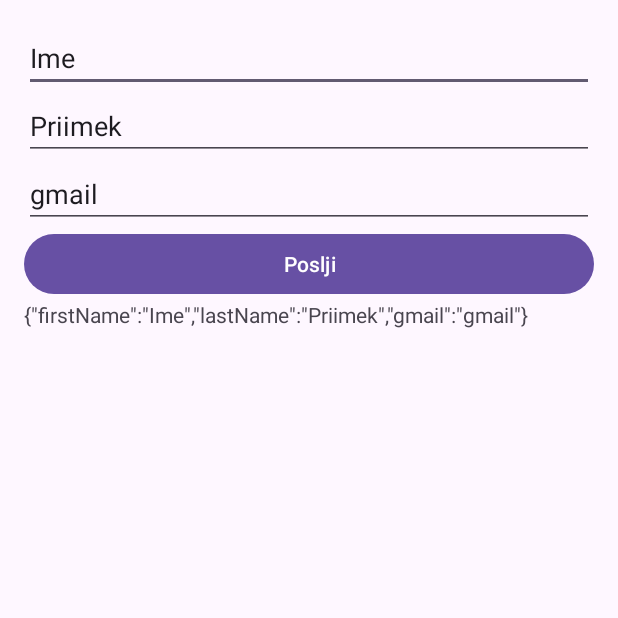
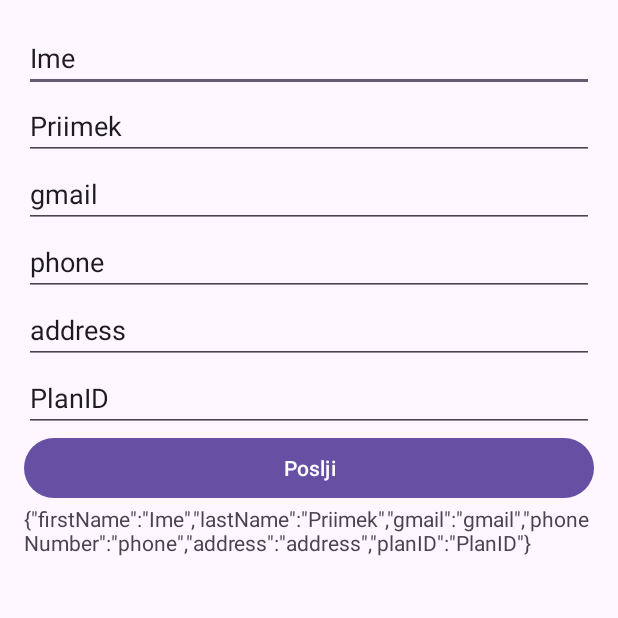
Before and after one commit to Surina8/FitnessApp, an Android app: the AddCustomerActivity screen opened directly, with no data from a screen before it, after a tap on "Poslji", on a phone screen of 412 x 824 dp, the top half of it. Run offline under Robolectric (Android 15) with nearby library versions, the phone set to English and light mode, and no system bars; our stand-ins replace Volley; network calls fail.

Commit message:
koncanje za POST

```diff
--- a/app/src/main/java/com/example/fitnessapp/AddCustomerActivity.java
+++ b/app/src/main/java/com/example/fitnessapp/AddCustomerActivity.java
@@ -30,7 +30,10 @@ public class AddCustomerActivity extends AppCompatActivity {
     private TextView status;
     private EditText name;
     private EditText surname;
-    private EditText date;
+    private EditText gmail;
+    private EditText phone;
+    private EditText address;
+    private EditText PlanID;
 
     private RequestQueue requestQueue;
     private String url = "https://fitnes3-endscddjhtd0cwcs.italynorth-01.azurewebsites.net/api/v1/customer";
@@ -43,8 +46,11 @@ public class AddCustomerActivity extends AppCompatActivity {
 
         name = (EditText) findViewById(R.id.teName);
         surname = (EditText) findViewById(R.id.teSurname);
-        date = (EditText) findViewById(R.id.teDate);
+        gmail = (EditText) findViewById(R.id.teGmail);
+        phone = (EditText) findViewById(R.id.tePhone);
         status = (TextView) findViewById(R.id.status);
+        address = (EditText) findViewById(R.id.teAddress);
+        PlanID = (EditText) findViewById(R.id.tePlanID);
         requestQueue = Volley.newRequestQueue(getApplicationContext());
 
     }
@@ -55,7 +61,10 @@ public class AddCustomerActivity extends AppCompatActivity {
             JSONObject jsonBody = new JSONObject();
             jsonBody.put("firstName", name.getText());
             jsonBody.put("lastName", surname.getText());
-            jsonBody.put("gmail", date.getText());
+            jsonBody.put("gmail", gmail.getText());
+            jsonBody.put("phoneNumber", phone.getText());
+            jsonBody.put("address", address.getText());
+            jsonBody.put("planID", PlanID.getText());
 
             final String mRequestBody = jsonBody.toString();
 
--- a/app/src/main/res/layout/activity_add_customer.xml
+++ b/app/src/main/res/layout/activity_add_customer.xml
@@ -39,12 +39,36 @@
             android:text="Priimek" />
 
         <EditText
-            android:id="@+id/teDate"
+            android:id="@+id/teGmail"
             android:layout_width="match_parent"
             android:layout_height="wrap_content"
             android:ems="10"
             android:inputType="textPersonName"
             android:text="gmail" />
+
+        <EditText
+            android:id="@+id/tePhone"
+            android:layout_width="match_parent"
+            android:layout_height="wrap_content"
+            android:ems="10"
+            android:inputType="textPersonName"
+            android:text="phone" />
+
+        <EditText
+            android:id="@+id/teAddress"
+            android:layout_width="match_parent"
+            android:layout_height="wrap_content"
+            android:ems="10"
+            android:inputType="textPersonName"
+            android:text="address" />
+
+        <EditText
+            android:id="@+id/tePlanID"
+            android:layout_width="match_parent"
+            android:layout_height="wrap_content"
+            android:ems="10"
+            android:inputType="textPersonName"
+            android:text="PlanID" />
 
         <Button
             android:id="@+id/submit"
--- a/app/src/main/res/layout/activity_main.xml
+++ b/app/src/main/res/layout/activity_main.xml
@@ -41,7 +41,7 @@
         android:layout_marginTop="10dp"
         android:layout_marginRight="10dp"
         android:onClick="addStudentActivity"
-        android:text="Vnesi studenta"
+        android:text="Vnesi kupca"
         app:layout_constraintRight_toRightOf="parent"
         app:layout_constraintTop_toTopOf="parent"
         tools:layout_constraintRight_creator="1"
```
